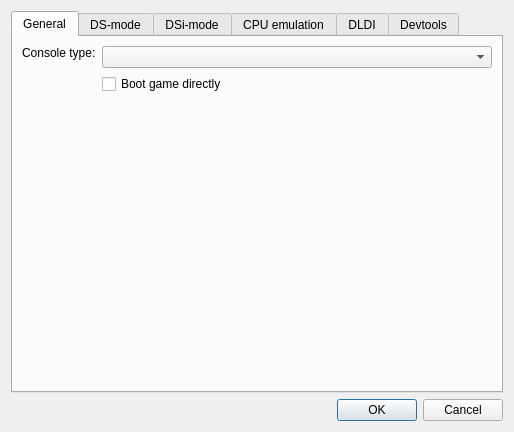
Old version of the form src/frontend/qt_sdl/EmuSettingsDialog.ui in the repository poopoocacacacaca/melonRA.
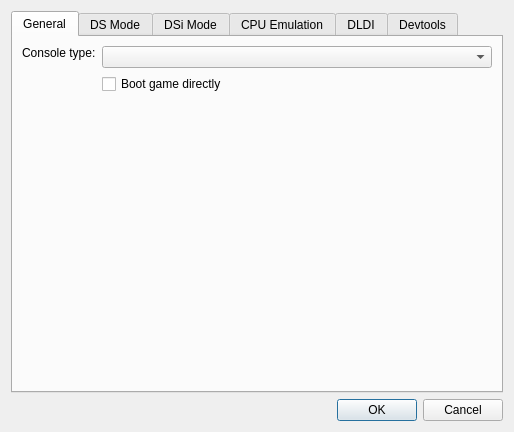
New version of the form. Custom widgets are drawn as their Qt base class.

Patch:
```diff
--- a/src/frontend/qt_sdl/EmuSettingsDialog.ui
+++ b/src/frontend/qt_sdl/EmuSettingsDialog.ui
@@ -86,7 +86,7 @@
      </widget>
      <widget class="QWidget" name="tab_2">
       <attribute name="title">
-       <string>DS-mode</string>
+       <string>DS Mode</string>
       </attribute>
       <layout class="QGridLayout" name="gridLayout">
        <item row="3" column="2">
@@ -203,7 +203,7 @@
      </widget>
      <widget class="QWidget" name="tab_4">
       <attribute name="title">
-       <string>DSi-mode</string>
+       <string>DSi Mode</string>
       </attribute>
       <layout class="QGridLayout" name="gridLayout_2">
        <item row="3" column="0">
@@ -410,7 +410,7 @@
      </widget>
      <widget class="QWidget" name="tab_3">
       <attribute name="title">
-       <string>CPU emulation</string>
+       <string>CPU Emulation</string>
       </attribute>
       <layout class="QFormLayout" name="formLayout_5">
        <item row="0" column="0">
```
Left out of the diff: 2 changed lines with no effect on the pictures.
